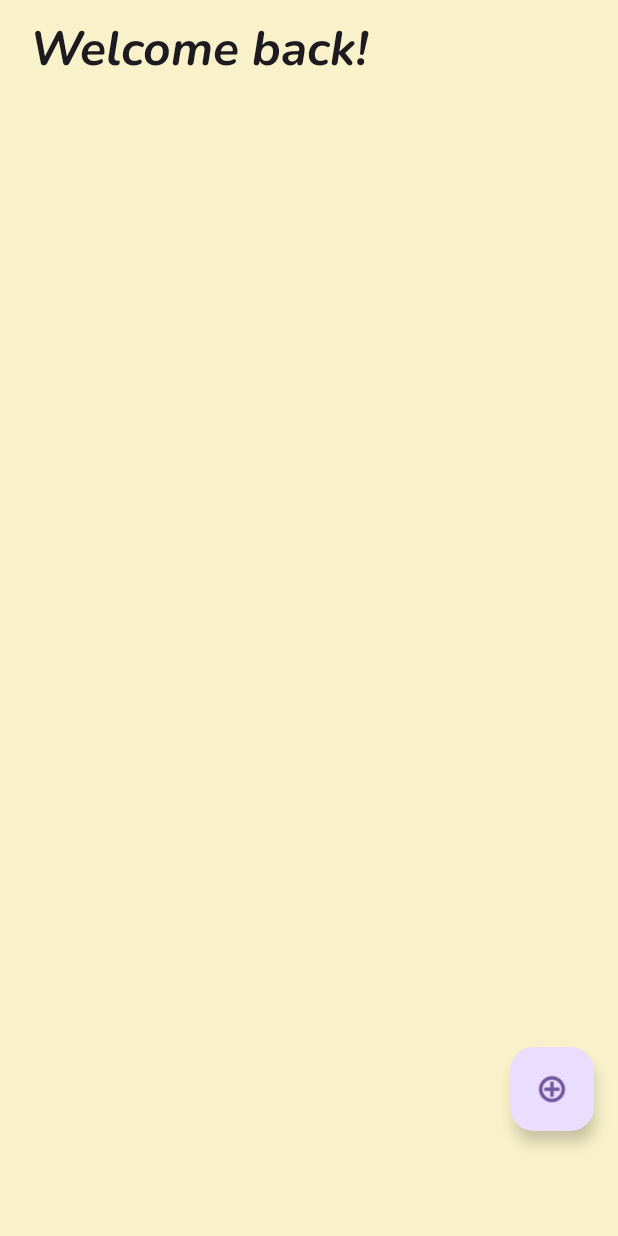
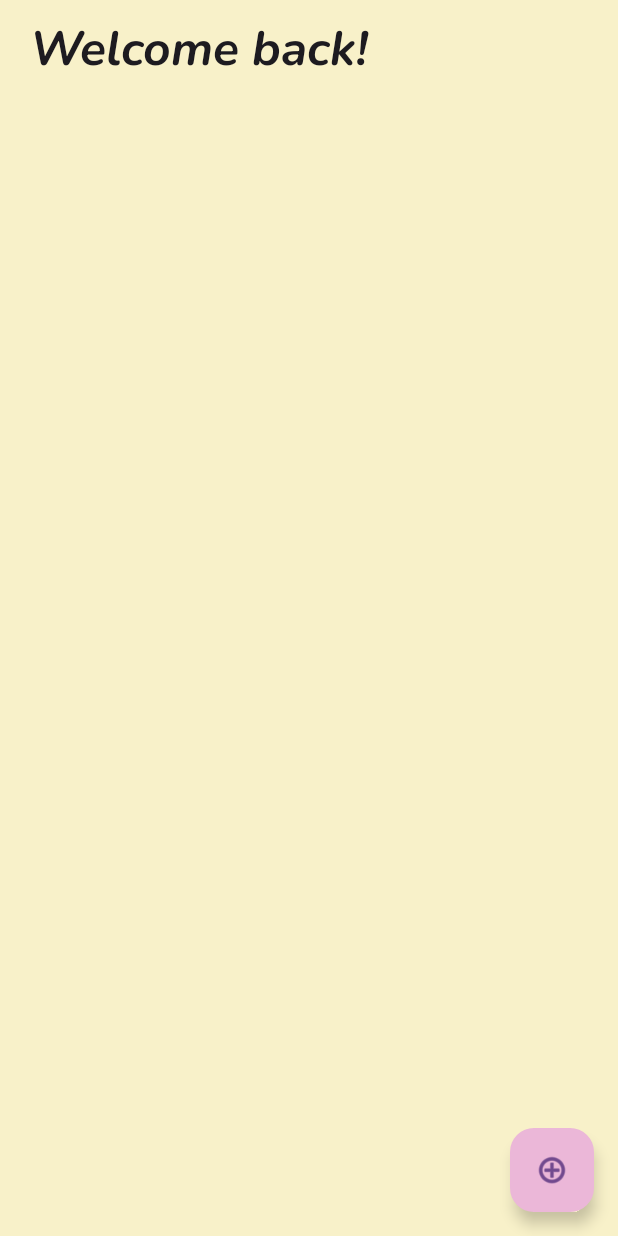
Before and after one commit to nojusbr/Travelta, an Android app: the screen it shows after launch (MainMenu), on a phone screen of 412 x 824 dp. Run offline under Robolectric (Android 15) with nearby library versions, the light colour scheme and no system bars.

Commit message:
Changes, additions and fixes
[Loading]
-Displaying plans in the main menu added. Expect deleting and editing functionalities added soon.

[Fixes]
-Various bug fixes, small adjustments, QOL adittion

```diff
--- a/app/src/main/java/com/example/travel_organiser/MainMenu.kt
+++ b/app/src/main/java/com/example/travel_organiser/MainMenu.kt
@@ -1,15 +1,17 @@
 package com.example.travel_organiser
 
+import android.content.Context
 import android.content.Intent
-import android.graphics.Color
 import android.graphics.Typeface
 import android.os.Bundle
+import android.view.View
+import android.widget.Button
 import android.widget.TextView
 import androidx.activity.enableEdgeToEdge
 import androidx.appcompat.app.AppCompatActivity
 import androidx.core.content.res.ResourcesCompat
-import androidx.core.view.WindowInsetsCompat
-import androidx.core.view.ViewCompat
+import androidx.recyclerview.widget.LinearLayoutManager
+import androidx.recyclerview.widget.RecyclerView
 import com.example.travel_organiser.databinding.ActivityMainMenuBinding
 import com.google.gson.Gson
 import com.google.gson.reflect.TypeToken
@@ -17,45 +19,114 @@ import com.google.gson.reflect.TypeToken
 class MainMenu : AppCompatActivity() {
 
     private lateinit var binding: ActivityMainMenuBinding
+    private lateinit var plansRecyclerView: RecyclerView
+    private lateinit var plansAdapter: PlansAdapter
+    private var plansList: MutableList<Plan> = mutableListOf()
+
+    companion object {
+        const val REQUEST_CODE_NEW_PLAN = 100
+    }
 
     override fun onCreate(savedInstanceState: Bundle?) {
         super.onCreate(savedInstanceState)
         enableEdgeToEdge()
-        setContentView(R.layout.activity_main_menu)
 
+        // Initialize the binding and set the layout
         binding = ActivityMainMenuBinding.inflate(layoutInflater)
         setContentView(binding.root)
 
+        // Initialize plansRecyclerView after setContentView
+        plansRecyclerView = binding.plansRecyclerView
+
+        // Set up RecyclerView
+        plansRecyclerView.layoutManager = LinearLayoutManager(this)
+
+        // Initialize the adapter
+        plansAdapter = PlansAdapter(this, plansList)
+        plansRecyclerView.adapter = plansAdapter
+
+        // Load plans from SharedPreferences
+        displayPlans()
+
+        // Set up toolbar and status bar colors
         val backgroundColor = resources.getColor(R.color.backgroundColor)
-
-        // Matching the status bar and navigation bar colors with the background color
         window.navigationBarColor = backgroundColor
         window.statusBarColor = backgroundColor
 
         // Set up the toolbar as the support ActionBar
         setSupportActionBar(binding.toolbarTop)
-
-        // Set the title
         supportActionBar?.title = "Welcome back!"
 
-        // Load the custom font
+        // Load custom font
         val customFont: Typeface? = ResourcesCompat.getFont(this, R.font.nunito_bolditalic)
-
-        // Find the title TextView inside the Toolbar
         for (i in 0 until binding.toolbarTop.childCount) {
             val view = binding.toolbarTop.getChildAt(i)
             if (view is TextView && view.text == "Welcome back!") {
-                // Apply the custom font to the Toolbar title
                 view.typeface = customFont
                 view.textSize = 32f
                 break
             }
         }
 
-        // Floating Action Button click listener
+        // Floating Action Button click listener to create a new plan
         binding.fab.setOnClickListener {
             val intent = Intent(this, PlanCreator::class.java)
-            startActivity(intent)
+            startActivityForResult(intent, REQUEST_CODE_NEW_PLAN)  // Start PlanCreator activity
         }
     }
+
+    private fun displayPlans() {
+        // Get the saved plans from SharedPreferences
+        val sharedPref = getSharedPreferences("Plans", Context.MODE_PRIVATE)
+        val plansListJson = sharedPref.getString("plansList", "[]") ?: "[]"
+        val gson = Gson()
+
+        // Correctly specify the type using TypeToken
+        val listType = object : TypeToken<List<Plan>>() {}.type
+        val loadedPlansList: List<Plan> = gson.fromJson(plansListJson, listType)
+
+        // Update the plansList
+        plansList.clear() // Clear any existing data
+        plansList.addAll(loadedPlansList) // Add the new plans
+
+        // Notify the adapter that data has changed
+        plansAdapter.notifyDataSetChanged()
+    }
+
+    // Handle the result from PlanCreator activity
+    override fun onActivityResult(requestCode: Int, resultCode: Int, data: Intent?) {
+        super.onActivityResult(requestCode, resultCode, data)
+
+        if (requestCode == REQUEST_CODE_NEW_PLAN && resultCode == RESULT_OK) {
+            // Get the updated plans list from the result
+            val updatedPlansListJson = data?.getStringExtra("updatedPlansList")
+            val gson = Gson()
+            val listType = object : TypeToken<MutableList<Plan>>() {}.type
+            val updatedPlansList: MutableList<Plan> = gson.fromJson(updatedPlansListJson, listType)
+
+            // Update the plans list and notify the adapter
+            plansList.clear() // Clear the existing list
+            plansList.addAll(updatedPlansList) // Add the new list of plans
+            plansAdapter.notifyDataSetChanged() // Notify the adapter to update the view
+        }
+    }
+
+    // Method to save a new plan to SharedPreferences (you might call this after adding a plan)
+    fun savePlanToPrefs(newPlan: Plan) {
+        val sharedPref = getSharedPreferences("Plans", Context.MODE_PRIVATE)
+        val editor = sharedPref.edit()
+
+        // Add new plan to the list
+        val position = plansList.size // Get the position where the new plan will be inserted
+        plansList.add(newPlan)
+
+        // Convert the plans list to JSON and save it
+        val gson = Gson()
+        val json = gson.toJson(plansList)
+        editor.putString("plansList", json)
+        editor.apply()
+
+        // Notify the adapter that a new item was inserted
+        plansAdapter.notifyItemInserted(position) // Notify the adapter that a new plan was added
+    }
 }
--- /dev/null
+++ b/app/src/main/java/com/example/travel_organiser/PlansAdapter.kt
@@ -0,0 +1,43 @@
+package com.example.travel_organiser
+
+import android.content.Context
+import android.view.LayoutInflater
+import android.view.View
+import android.view.ViewGroup
+import android.widget.TextView
+import androidx.recyclerview.widget.RecyclerView
+
+class PlansAdapter(
+    private val context: Context,
+    private var plansList: MutableList<Plan> // Make the list mutable so it can be updated
+) : RecyclerView.Adapter<PlansAdapter.PlanViewHolder>() {
+
+    // Create the ViewHolder that will hold references to the views of each item
+    inner class PlanViewHolder(itemView: View) : RecyclerView.ViewHolder(itemView) {
+        val planTextView: TextView = itemView.findViewById(R.id.planItemText)
+    }
+
+    // Create new views (invoked by the layout manager)
+    override fun onCreateViewHolder(parent: ViewGroup, viewType: Int): PlanViewHolder {
+        val itemView = LayoutInflater.from(context).inflate(R.layout.plan_item, parent, false)
+        return PlanViewHolder(itemView)
+    }
+
+    // Replace the contents of a view (invoked by the layout manager)
+    override fun onBindViewHolder(holder: PlanViewHolder, position: Int) {
+        val currentPlan = plansList[position]
+        holder.planTextView.text = "${currentPlan.title}\n${currentPlan.date} - ${currentPlan.time}\n${currentPlan.description}"
+    }
+
+    // Return the size of the data set
+    override fun getItemCount(): Int {
+        return plansList.size
+    }
+
+    // Method to update the plans list and notify the adapter
+    fun updatePlans(newPlansList: List<Plan>) {
+        plansList.clear() // Clear the existing list
+        plansList.addAll(newPlansList) // Add the new list of plans
+        notifyDataSetChanged() // Notify the adapter that the data set has changed
+    }
+}
--- a/app/src/main/res/layout/activity_main_menu.xml
+++ b/app/src/main/res/layout/activity_main_menu.xml
@@ -2,6 +2,7 @@
 <androidx.coordinatorlayout.widget.CoordinatorLayout xmlns:android="http://schemas.android.com/apk/res/android"
     xmlns:app="http://schemas.android.com/apk/res-auto"
     xmlns:tools="http://schemas.android.com/tools"
+    android:id="@+id/coordinator"
     android:layout_width="match_parent"
     android:layout_height="match_parent"
     android:background="@color/backgroundColor"
@@ -19,13 +20,27 @@
             android:layout_width="match_parent"
             android:layout_height="?attr/actionBarSize"
             android:background="@color/backgroundColor"
-            android:title="@string/welcome_back"
-            android:titleTextColor="#000"
+            android:elevation="6dp"
             android:paddingStart="16dp"
             android:paddingEnd="16dp"
-            android:elevation="4dp" />
+            android:title="@string/welcome_back"
+            android:titleTextColor="#000" />
 
     </com.google.android.material.appbar.AppBarLayout>
+
+    <ScrollView
+        android:id="@+id/plansScrollView"
+        android:layout_width="match_parent"
+        android:layout_height="wrap_content"
+        android:layout_marginTop="80dp">
+
+        <androidx.recyclerview.widget.RecyclerView
+            android:id="@+id/plansRecyclerView"
+            android:layout_width="match_parent"
+            android:layout_height="match_parent"
+            android:layout_marginTop="20dp"
+            app:layout_constraintBottom_toBottomOf="parent"/>
+    </ScrollView>
 
     <com.google.android.material.floatingactionbutton.FloatingActionButton
         android:id="@+id/fab"
@@ -33,10 +48,10 @@
         android:layout_height="wrap_content"
         android:layout_gravity="bottom|end"
         android:layout_marginEnd="16dp"
-        android:layout_marginBottom="70dp"
-        android:background="#000000"
+        android:layout_marginBottom="16dp"
+        android:backgroundTint="@color/fabColor"
+        android:elevation="6dp"
         app:fabSize="normal"
-        app:srcCompat="@android:drawable/ic_menu_add"
-        android:elevation="6dp" />
+        app:srcCompat="@android:drawable/ic_menu_add" />
 
 </androidx.coordinatorlayout.widget.CoordinatorLayout>
--- a/app/src/main/res/layout/activity_plan_creator.xml
+++ b/app/src/main/res/layout/activity_plan_creator.xml
@@ -25,6 +25,7 @@
         android:layout_width="380dp"
         android:layout_height="53dp"
         android:layout_marginTop="36dp"
+        android:autofillHints=""
         android:ems="10"
         android:fontFamily="@font/nunito_italic"
         android:hint="Title"
@@ -47,7 +48,7 @@
         android:text="Title"
         android:textSize="25sp"
         app:layout_constraintEnd_toEndOf="parent"
-        app:layout_constraintHorizontal_bias="0.0"
+        app:layout_constraintHorizontal_bias="0.48"
         app:layout_constraintStart_toStartOf="parent"
         app:layout_constraintTop_toTopOf="parent" />
 
@@ -193,7 +194,7 @@
         android:textAlignment="inherit"
         android:textAllCaps="false"
         android:textIsSelectable="false"
-        android:textSize="40dp"
+        android:textSize="40sp"
         app:layout_constraintBottom_toBottomOf="parent"
         app:layout_constraintEnd_toEndOf="parent"
         app:layout_constraintStart_toStartOf="parent" />
--- a/app/src/main/res/values/colors.xml
+++ b/app/src/main/res/values/colors.xml
@@ -4,4 +4,10 @@
     <color name="white">#FFFFFFFF</color>
     <color name="materialToolbarColor">#4CE062ED</color>
     <color name="backgroundColor">#F8F1C9</color>
+    <color name="backgroundColorTinted">#ACA57D
+    </color>
+    <color name="fabColor">#EBB7D8
+    </color>
+    <color name="red">#FF0000
+    </color>
 </resources>
--- a/app/src/main/res/values/dimens.xml
+++ b/app/src/main/res/values/dimens.xml
@@ -1,3 +1,4 @@
 <resources>
-    <dimen name="fab_margin">16dp</dimen>
+    <dimen name="fab_margin">16dp</dimen>  <!-- Keep this as is -->
+    <dimen name="recycler_item_spacing">4dp</dimen> <!-- Add this one for RecyclerView spacing -->
 </resources>
```
Also changed, not shown: app/src/main/java/com/example/travel_organiser/PlanCreator.kt (+38 -9 lines), app/src/main/res/layout/plan_item.xml (added, +48 -0 lines).
